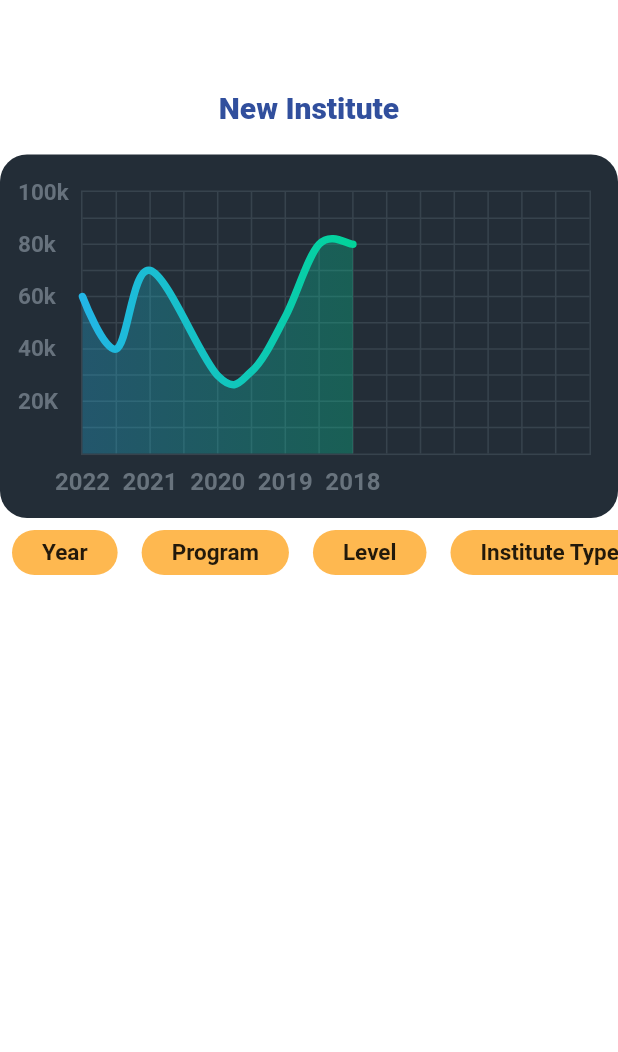
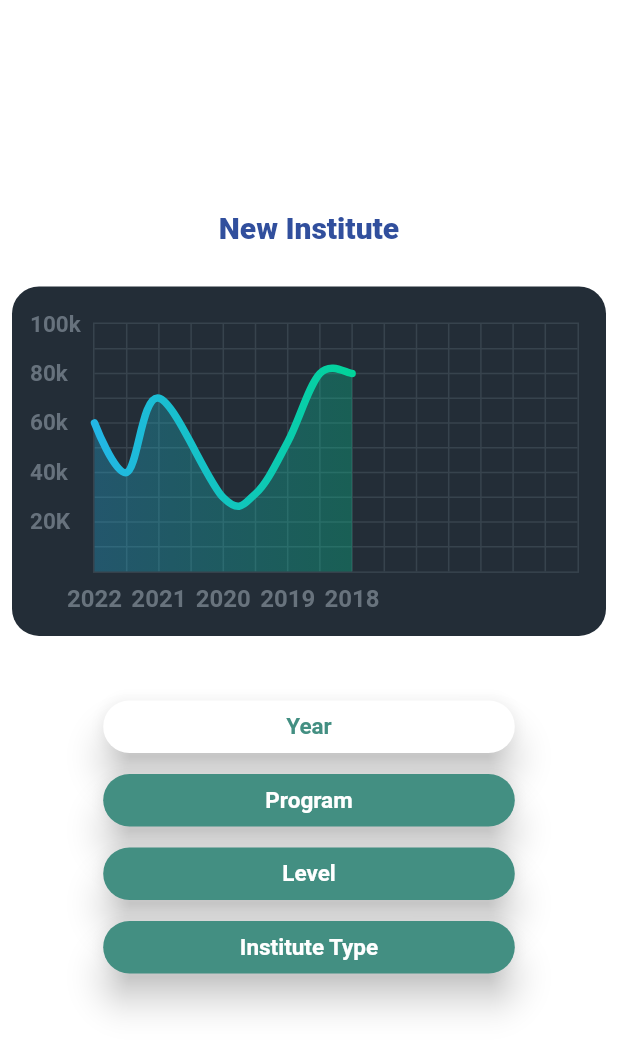
Before and after one commit to PiyushKarmhe/sihapp, a Flutter app: the screen it shows after launch, after a tap on "New Institute", on a phone screen of 412 x 824 dp. Shown: the top 1052 px of the screen. Run offline on Flutter 3.47's test engine with Material 2 defaults, Android fonts, the phone set to English and light mode, and no system bars; drawn by our look-alikes of custom_radio_grouped_button, fl_chart; our stand-ins replace carousel_slider, flutter_svg, get, shared_preferences, toggle_switch.

```diff
--- a/lib/config/theme.dart
+++ b/lib/config/theme.dart
@@ -46,6 +46,11 @@ class AppTheme {
           color: Colors.white,
           fontSize: 28,
           fontWeight: FontWeight.w900,
+        ),
+        bodyMedium: TextStyle(
+          color: Colors.black,
+          fontSize: 14,
+          fontWeight: FontWeight.w500,
         )),
   );
 
--- a/lib/controller/filter_controller.dart
+++ b/lib/controller/filter_controller.dart
@@ -8,6 +8,8 @@ class FilterController extends GetxController {
   RxList selectedState = [].obs;
   RxList selectedMin = [].obs;
   RxList selectedWomen = [].obs;
+
+  RxString detailGraphOption = "Year".obs;
 
   List<String> yearList = [
     "2022-23",
--- a/lib/main.dart
+++ b/lib/main.dart
@@ -1,5 +1,4 @@
 import 'package:flutter/material.dart';
-import 'package:shared_preferences/shared_preferences.dart';
 import 'package:sih/config/shared_prefrences.dart';
 import 'package:sih/config/theme.dart';
 import 'package:sih/view/main_activity.dart';
--- a/lib/view/detail_graph_page.dart
+++ b/lib/view/detail_graph_page.dart
@@ -1,8 +1,8 @@
-import 'package:fl_chart/fl_chart.dart';
+import 'package:custom_radio_grouped_button/custom_radio_grouped_button.dart';
 import 'package:flutter/material.dart';
-import 'package:flutter/src/foundation/key.dart';
-import 'package:flutter/src/widgets/framework.dart';
+import 'package:get/get.dart';
 import 'package:sih/config/colors.dart';
+import 'package:sih/controller/filter_controller.dart';
 import 'package:sih/view/widgets/clip_container.dart';
 import 'package:sih/view/widgets/graphs/line_chart.dart';
 
@@ -12,6 +12,7 @@ class DetailGraphPage extends StatelessWidget {
 
   @override
   Widget build(BuildContext context) {
+    final _filterController = Get.put(FilterController());
     List<String> yearReceived = [
       "2021-22",
       "2020-21",
@@ -43,7 +44,7 @@ class DetailGraphPage extends StatelessWidget {
         child: Center(
           child: Column(children: [
             const SizedBox(
-              height: 60,
+              height: 140,
             ),
             Text(
               title,
@@ -52,36 +53,55 @@ class DetailGraphPage extends StatelessWidget {
             const SizedBox(
               height: 20,
             ),
-            LineGraph(xValue: yearReceived, yValue: totalInstitute),
+            Padding(
+                padding: EdgeInsets.all(8),
+                child: LineGraph(xValue: yearReceived, yValue: totalInstitute)),
+            SizedBox(
+              height: 20,
+            ),
             SingleChildScrollView(
               scrollDirection: Axis.horizontal,
               physics: const BouncingScrollPhysics(),
-              child: Row(children: const [
-                ClipContainer(
-                  child: Text(
-                    "Year",
-                    style: TextStyle(fontSize: 15, fontWeight: FontWeight.w700),
-                  ),
+              child: Padding(
+                padding: EdgeInsets.all(8),
+                child: Container(
+                  height: 200,
+                  width: totalWidth * 0.7,
+                  child: CustomRadioButton<String>(
+                      buttonLables: [
+                        "Year",
+                        "Program",
+                        "Level",
+                        "Institute Type"
+                      ],
+                      radioButtonValue: ((p0) {
+                        _filterController.detailGraphOption.value = p0;
+                      }),
+                      buttonValues: [
+                        "Year",
+                        "Program",
+                        "Level",
+                        "Institute Type"
+                      ],
+                      horizontal: true,
+                      selectedColor: AppColor.white,
+                      selectedBorderColor: AppColor.white,
+                      unSelectedColor: AppColor.green,
+                      unSelectedBorderColor: AppColor.green,
+                      enableButtonWrap: false,
+                      defaultSelected: "Year",
+                      buttonTextStyle: const ButtonTextStyle(
+                        selectedColor: AppColor.green,
+                        unSelectedColor: AppColor.white,
+                        textStyle: TextStyle(
+                            fontSize: 15, fontWeight: FontWeight.w700),
+                      ),
+                      customShape: RoundedRectangleBorder(
+                        borderRadius: BorderRadius.circular(25),
+                      ),
+                      enableShape: true),
                 ),
-                ClipContainer(
-                  child: Text(
-                    "Program",
-                    style: TextStyle(fontSize: 15, fontWeight: FontWeight.w700),
-                  ),
-                ),
-                ClipContainer(
-                  child: Text(
-                    "Level",
-                    style: TextStyle(fontSize: 15, fontWeight: FontWeight.w700),
-                  ),
-                ),
-                ClipContainer(
-                  child: Text(
-                    "Institute Type",
-                    style: TextStyle(fontSize: 15, fontWeight: FontWeight.w700),
-                  ),
-                )
-              ]),
+              ),
             )
           ]),
         ),
--- a/lib/view/main_activity.dart
+++ b/lib/view/main_activity.dart
@@ -11,6 +11,7 @@ import 'package:sih/controller/data_controller.dart';
 import 'package:sih/controller/tab_controller.dart';
 import 'package:sih/view/detail_graph_page.dart';
 import 'package:sih/view/filters_page.dart';
+import 'package:sih/view/notification_page.dart';
 import 'package:sih/view/widgets/filter_container.dart';
 import 'package:sih/view/widgets/graphs/piechart.dart';
 import 'package:sih/view/widgets/primary_button.dart';
@@ -72,7 +73,24 @@ class _MainActivityState extends State with TickerProviderStateMixin {
               });
             },
             child: Text((en) ? "Aa" : "अ"),
-          ))
+          )),
+      Positioned(
+        top: 100,
+        right: 10,
+        child: MaterialButton(
+            shape: const CircleBorder(),
+            color: AppColor.darkBlue,
+            onPressed: () {
+              Navigator.push(
+                  context,
+                  MaterialPageRoute(
+                      builder: ((context) => const NotificationPage())));
+            },
+            child: const Icon(
+              Icons.notifications_active,
+              color: AppColor.white,
+            )),
+      )
     ]));
   }
 
--- a/lib/view/widgets/filter_container.dart
+++ b/lib/view/widgets/filter_container.dart
@@ -18,6 +18,7 @@ class FilterContainer extends StatelessWidget {
 
   @override
   Widget build(BuildContext context) {
+    List<String> sel = List<String>.from(selected.value);
     final totalWidth = MediaQuery.of(context).size.width;
     return Container(
       margin: const EdgeInsets.all(10),
@@ -37,7 +38,7 @@ class FilterContainer extends StatelessWidget {
         unSelectedColor: color,
         unSelectedBorderColor: AppColor.white,
         enableButtonWrap: false,
-        defaultSelected: ["All", "2022-23"],
+        defaultSelected: sel,
         buttonTextStyle: ButtonTextStyle(
           selectedColor: color,
           unSelectedColor: AppColor.white,
--- a/pubspec.yaml
+++ b/pubspec.yaml
@@ -28,6 +28,7 @@ environment:
 # versions available, run `flutter pub outdated`.
 dependencies:
   bubble_tab_indicator: ^0.1.4
+  carousel_slider: ^4.1.1
   cupertino_icons: ^1.0.2
   custom_radio_grouped_button: ^2.1.2+2
   fl_chart: ^0.55.1
```
Also changed, not shown: lib/view/filters_page.dart (+14 -4 lines), lib/view/notification_page.dart (added, +180 -0 lines), lib/view/widgets/back_button.dart (added, +47 -0 lines), lib/view/widgets/notification_tile.dart (added, +38 -0 lines), assets/poster1.jpg (added), assets/poster2_final.jpg (added), assets/poster3_final.jpg (added), assets/poster4.jpg (added), assets/poster5.jpg (added), pubspec.lock.
